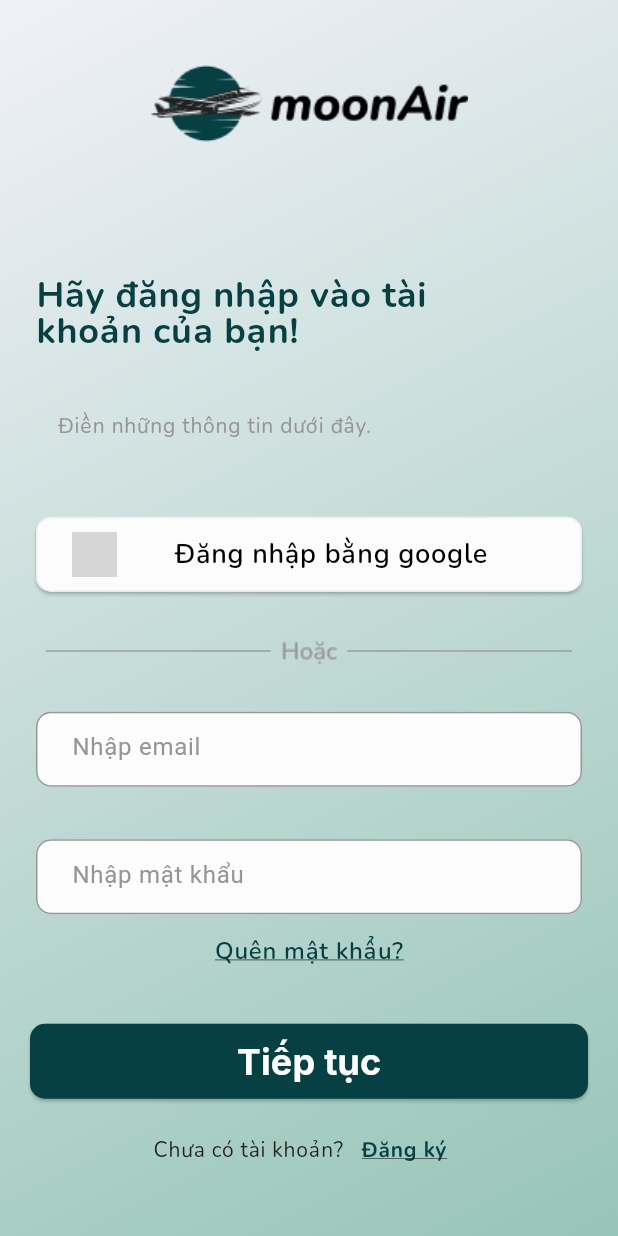
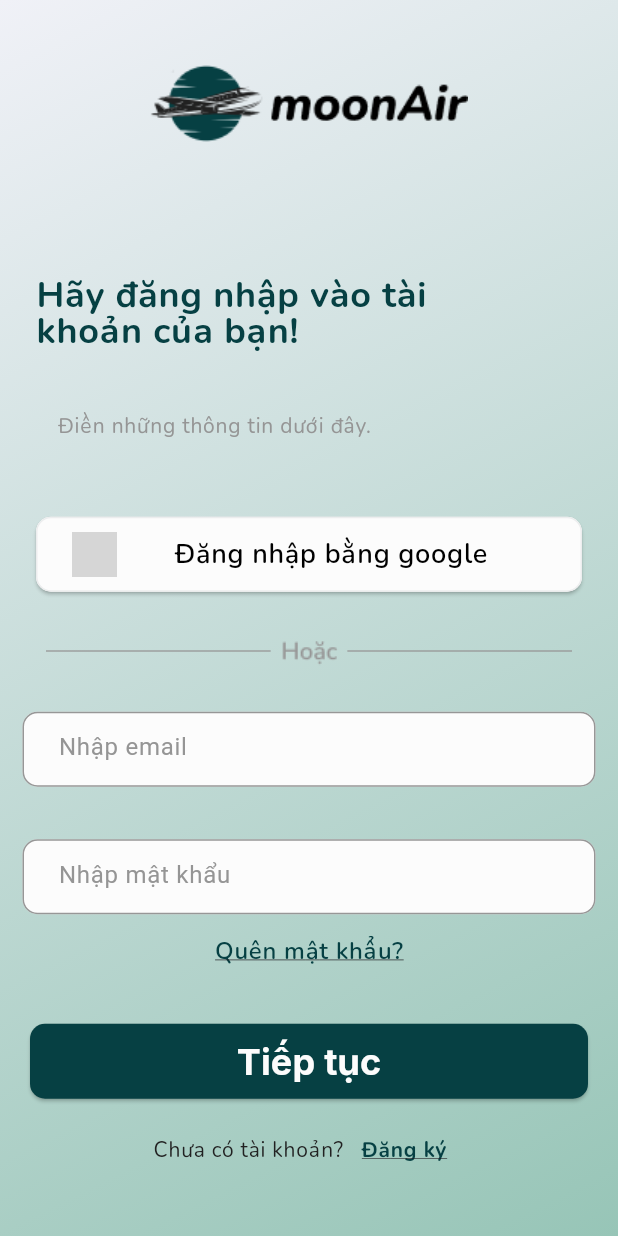
Before and after one commit to hieungan19/moonair-mobile, a Flutter app: the screen it shows after launch, on a phone screen of 412 x 824 dp. Run offline on Flutter 3.47's test engine with Material 3 defaults, Android fonts, the phone set to English and light mode, and no system bars; our stand-ins replace google_fonts, google_nav_bar, line_icons; grey boxes are pictures that could not be loaded.

Commit message:
update_textfeild

```diff
--- a/lib/global_widgets/text_field.dart
+++ b/lib/global_widgets/text_field.dart
@@ -17,7 +17,7 @@ class MyTextField extends StatelessWidget {
   @override
   Widget build(BuildContext context) {
     return Padding(
-        padding: const EdgeInsets.symmetric(horizontal: 24.0),
+        padding: const EdgeInsets.symmetric(horizontal: 15.0),
         child: TextField(
           controller: controller,
           obscureText: obscureText,
```
Also changed, not shown: lib/assets/logo/sc_waiting.png (added).
